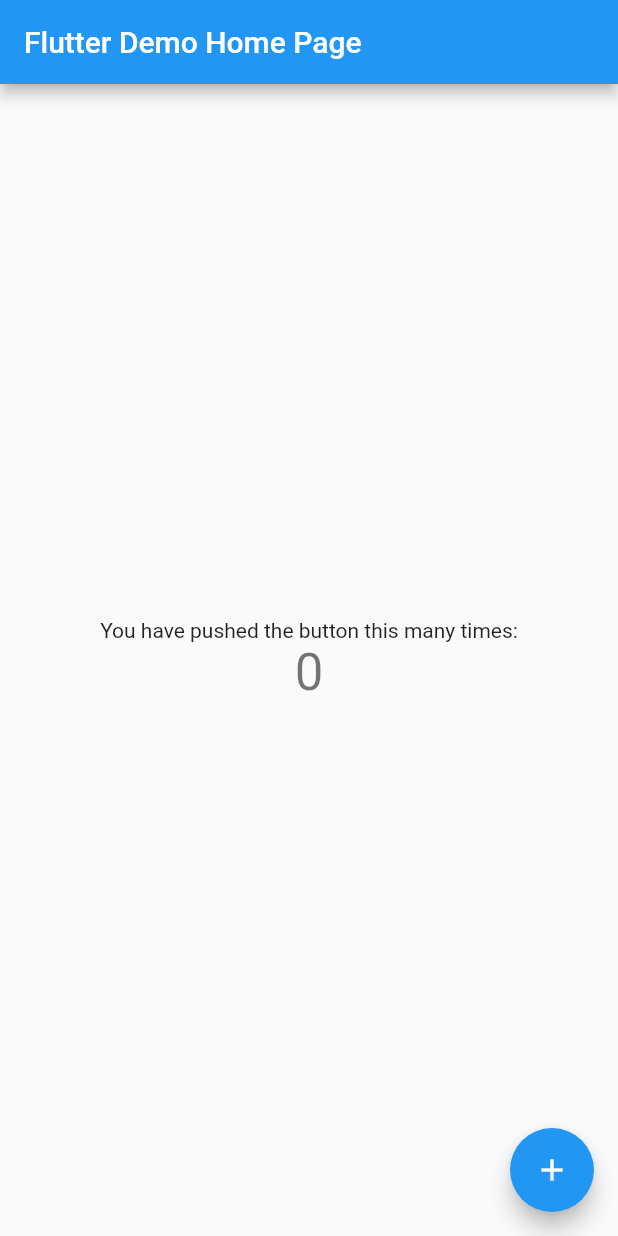
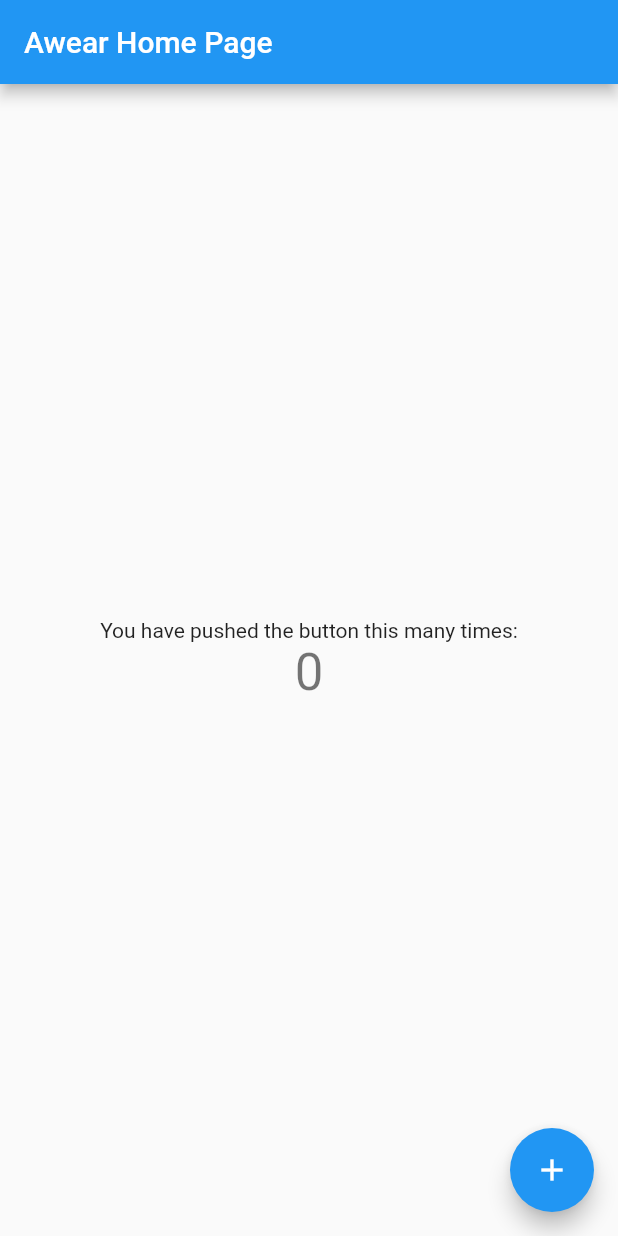
Before and after one commit to peterdjlee/stuyhacksVI-SesameBagels, a Flutter app: the screen it shows after launch, on a phone screen of 412 x 824 dp. Run offline on Flutter 3.47's test engine with Material 2 defaults, Android fonts, the phone set to English and light mode, and no system bars.

Commit message:
edited MyApp layout

```diff
--- a/awear/lib/main.dart
+++ b/awear/lib/main.dart
@@ -7,19 +7,12 @@ class MyApp extends StatelessWidget {
   @override
   Widget build(BuildContext context) {
     return new MaterialApp(
-      title: 'Flutter Demo',
+      title: 'Awear',
+      debugShowCheckedModeBanner: false,
       theme: new ThemeData(
-        // This is the theme of your application.
-        //
-        // Try running your application with "flutter run". You'll see the
-        // application has a blue toolbar. Then, without quitting the app, try
-        // changing the primarySwatch below to Colors.green and then invoke
-        // "hot reload" (press "r" in the console where you ran "flutter run",
-        // or press Run > Flutter Hot Reload in IntelliJ). Notice that the
-        // counter didn't reset back to zero; the application is not restarted.
         primarySwatch: Colors.blue,
       ),
-      home: new MyHomePage(title: 'Flutter Demo Home Page'),
+      home: new MyHomePage(title: "Awear Home Page"),
     );
   }
 }
```
